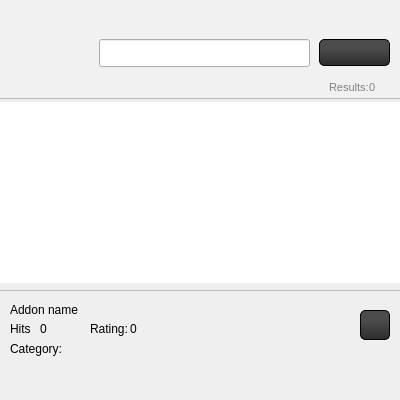
The window that src/gui/form/addonswidget.ui (mynew1/Circle-Launcher) describes before a commit, drawn with Qt 5.
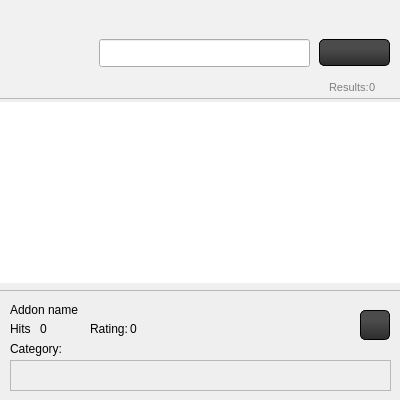
The same window after the commit. Icons and pictures are not drawn.

Commit message: Implement parser for http://wow.curse.com/downloads/wow-addons/details/ page. Fix some typo.

```diff
--- a/src/gui/form/addonswidget.ui
+++ b/src/gui/form/addonswidget.ui
@@ -318,6 +318,22 @@
      <string/>
     </property>
    </widget>
+   <widget class="QFrame" name="downloadFrame">
+    <property name="geometry">
+     <rect>
+      <x>20</x>
+      <y>70</y>
+      <width>381</width>
+      <height>31</height>
+     </rect>
+    </property>
+    <property name="frameShape">
+     <enum>QFrame::StyledPanel</enum>
+    </property>
+    <property name="frameShadow">
+     <enum>QFrame::Raised</enum>
+    </property>
+   </widget>
   </widget>
  </widget>
  <resources/>
```
The commit also changes 12 other files.
